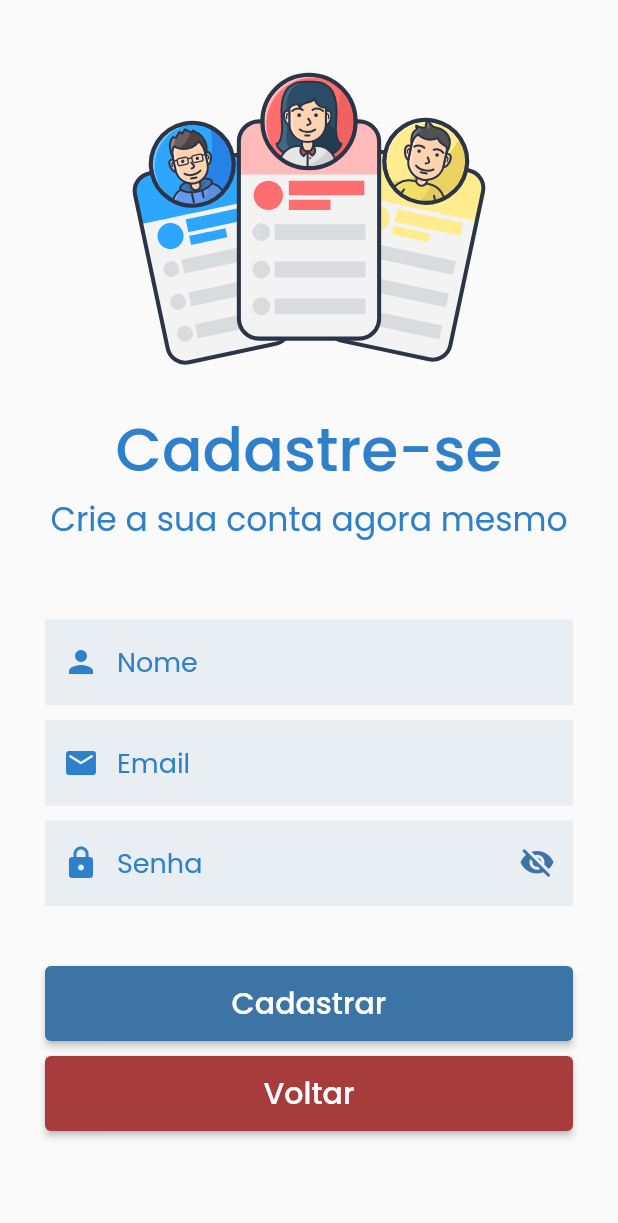
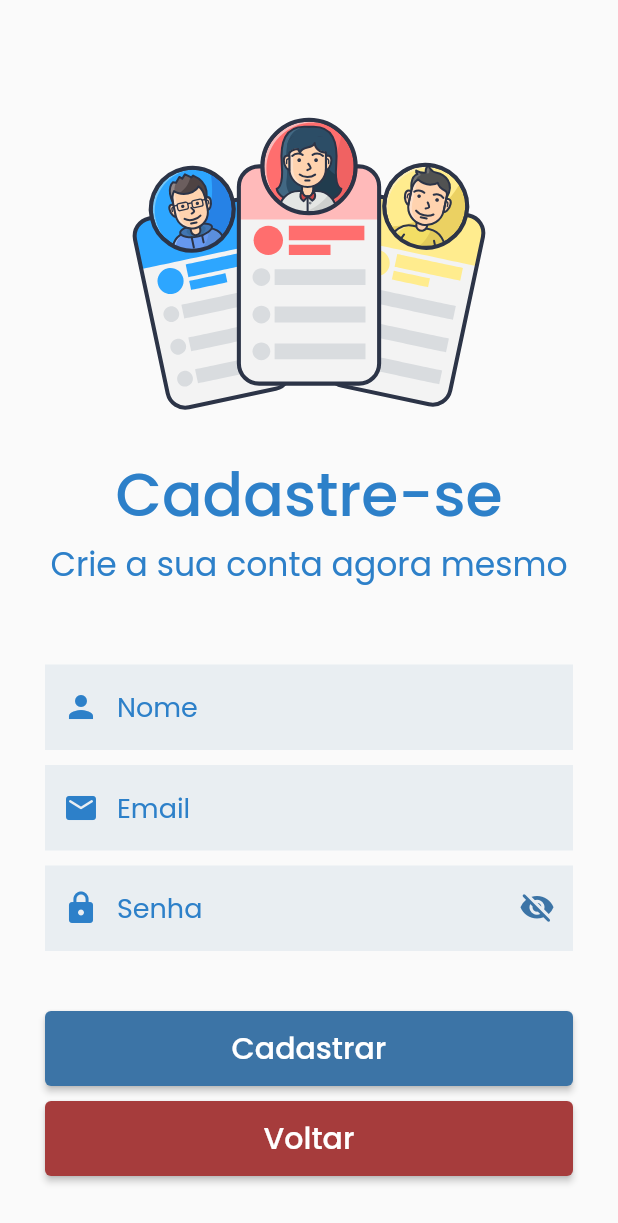
Before and after one commit to giovannasousa01/help-desk-app, a Flutter app: the screen it shows after launch, on a phone screen of 412 x 824 dp. Shown: the top 1223 px of the screen. Run offline on Flutter 3.47's test engine with Material 2 defaults, Android fonts, the phone set to English and light mode, and no system bars; our stand-ins replace cloud_firestore, firebase_auth, firebase_core, google_fonts, lottie; accounts and stored records are empty.

```diff
--- a/lib/Screens/register/register_screen.dart
+++ b/lib/Screens/register/register_screen.dart
@@ -1,12 +1,12 @@
-// ignore_for_file: avoid_unnecessary_containers, avoid_print
+// ignore_for_file: avoid_print
 
 import 'package:firebase_auth/firebase_auth.dart';
 import 'package:flutter/material.dart';
 import 'package:google_fonts/google_fonts.dart';
 import 'package:help_desk_app/utils/app_colors.dart';
-import 'package:lottie/lottie.dart';
 
 import '../../model/users.dart';
+import '../../widgets/lottie_animation_widget.dart';
 
 class RegisterScreen extends StatefulWidget {
   const RegisterScreen({super.key});
@@ -88,7 +88,11 @@ class _RegisterScreenState extends State<RegisterScreen> {
         child: Column(
           crossAxisAlignment: CrossAxisAlignment.center,
           children: [
-            lottieAnimation(),
+            const LottieAnimation(
+              pathAnimation: "assets/animations/animation_users.json",
+              width: 250,
+              height: 250,
+            ),
             Text(
               "Cadastre-se",
               style: GoogleFonts.poppins(
@@ -274,7 +278,7 @@ class _RegisterScreenState extends State<RegisterScreen> {
               width: double.infinity,
               height: 50,
               child: ElevatedButton(
-                onPressed: () {},
+                onPressed: () => Navigator.of(context).pop(),
                 style: ElevatedButton.styleFrom(
                   backgroundColor: AppColors.buttonRed,
                 ),
@@ -293,16 +297,3 @@ class _RegisterScreenState extends State<RegisterScreen> {
     );
   }
 }
-
-Widget lottieAnimation() {
-  return Container(
-    alignment: Alignment.center,
-    margin: const EdgeInsets.only(top: 10, bottom: 10),
-    child: Lottie.asset(
-      'assets/animations/animation_users.json',
-      width: 250,
-      height: 250,
-      fit: BoxFit.fill,
-    ),
-  );
-}
```
